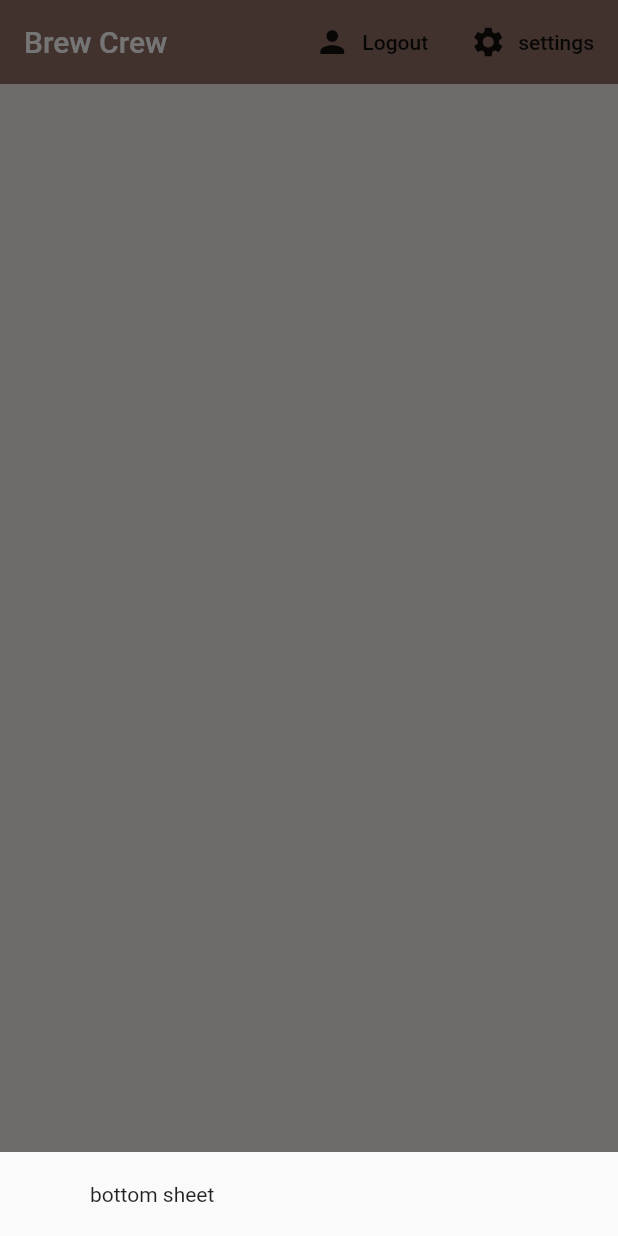
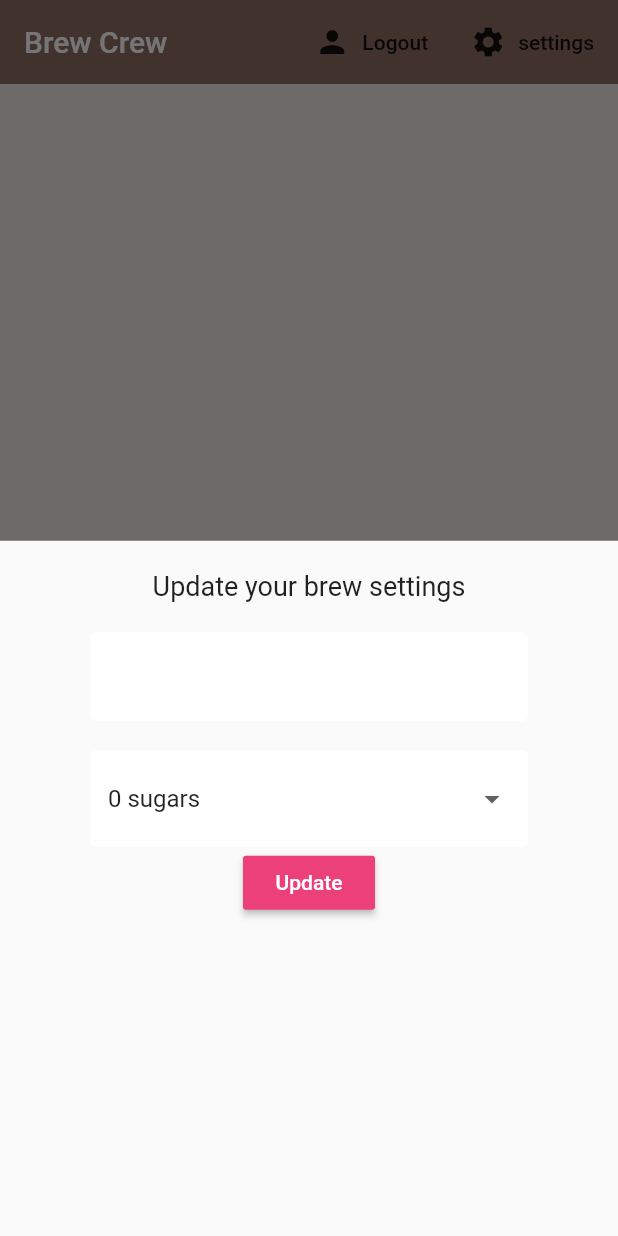
Before and after one commit to AshishBansal-Official/Flutter-Brew_crew, a Flutter app: the screen it shows once a user with an empty profile is signed in, after a tap on "settings", on a phone screen of 412 x 824 dp. Run offline on Flutter 3.47's test engine with Material 2 defaults, Android fonts, the phone set to English and light mode, and no system bars; our stand-ins replace cloud_firestore, firebase_auth, flutter_spinkit; accounts and stored records are empty.

Commit message:
Form Dropdowns

```diff
--- a/lib/screens/home/home.dart
+++ b/lib/screens/home/home.dart
@@ -1,4 +1,5 @@
 import 'package:brew_crew/models/brew.dart';
+import 'package:brew_crew/screens/home/settings_form.dart';
 import 'package:brew_crew/services/auth.dart';
 import 'package:flutter/material.dart';
 import 'package:brew_crew/services/database.dart';
@@ -16,7 +17,7 @@ class Home extends StatelessWidget {
       showModalBottomSheet(context: context, builder: (context) {
         return Container(
           padding: EdgeInsets.symmetric(vertical: 20.0, horizontal: 60.0),
-          child: Text('bottom sheet'),
+          child: SettingsForm(),
         );
       });
     }
--- /dev/null
+++ b/lib/screens/home/settings_form.dart
@@ -0,0 +1,67 @@
+import 'package:flutter/material.dart';
+import 'package:brew_crew/shared/constants.dart';
+
+class SettingsForm extends StatefulWidget {
+  @override
+  _SettingsFormState createState() => _SettingsFormState();
+}
+
+class _SettingsFormState extends State<SettingsForm> {
+
+  final _formKey = GlobalKey<FormState>();
+  final List<String> sugars = ['0', '1', '2', '3', '4'];
+
+  // form values
+  String _currentName;
+  String _currentSugars;
+  int _currentStrength;
+
+
+
+  @override
+  Widget build(BuildContext context) {
+    return Form(
+      key: _formKey,
+      child: Column(
+        children: <Widget>[
+          Text(
+            'Update your brew settings',
+            style: TextStyle(fontSize: 18.0),
+          ),
+          SizedBox(height: 20.0,),
+          TextFormField(
+            decoration: textInputDecoration,
+            validator: (val) => val.isEmpty ? 'Please enter a name' : null,
+            onChanged: (val) => setState(() => _currentName = val),
+          ),
+          SizedBox(height: 20.0,),
+          // dropdown
+          DropdownButtonFormField(
+            decoration: textInputDecoration,
+            value: _currentSugars ?? '0',
+            items: sugars.map((sugar) {
+              return DropdownMenuItem(
+                value: sugar,
+                child: Text('$sugar sugars'),
+              );
+            }).toList(),
+            onChanged: (val) => setState(() => _currentSugars = val),
+          ),
+          // slider
+          RaisedButton(
+              color: Colors.pink[400],
+              child: Text(
+                'Update',
+                style: TextStyle(color: Colors.white),
+              ),
+              onPressed: () async {
+                print(_currentName);
+                print(_currentSugars);
+                print(_currentStrength);
+              },
+          )
+        ],
+      ),
+    );
+  }
+}
```
